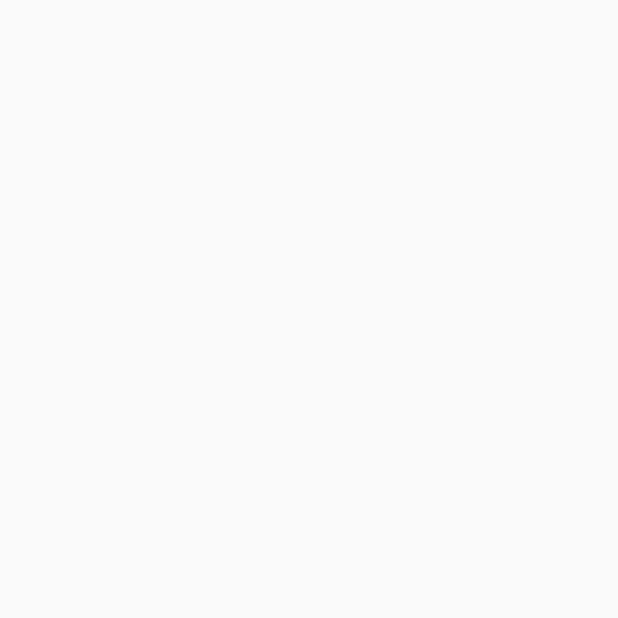
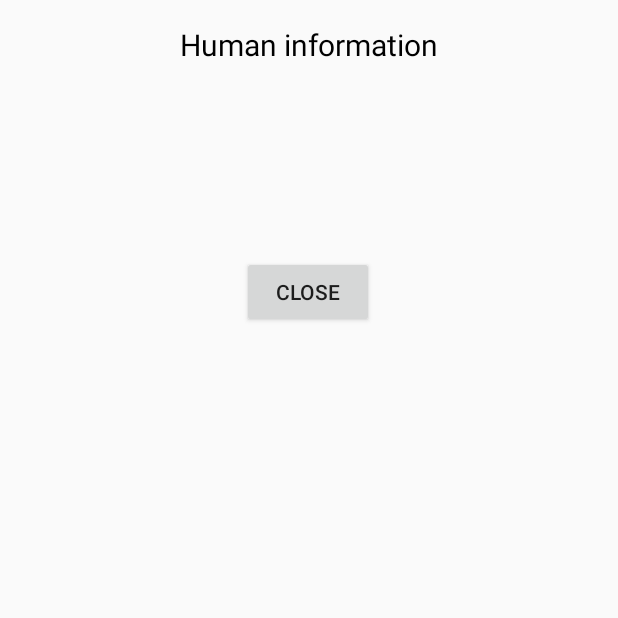
Before and after one commit to udenfox/SuperMegaApp, an Android app: the SecondActivity screen opened directly, with no data from a screen before it, on a phone screen of 412 x 824 dp, the top half of it. Before the commit the part shown is empty. Run offline under Robolectric (Android 15) with nearby library versions, the phone set to English and light mode, and no system bars; 1 statement that could not run was skipped.

Commit message:
Created second activity

```diff
--- a/app/src/main/java/com/example/android/supermegaapp/HumanContract.java
+++ b/app/src/main/java/com/example/android/supermegaapp/HumanContract.java
@@ -10,10 +10,12 @@ public interface HumanContract {
         boolean checkFields();
         void showMessage(String string);
         <T extends android.view.View> T findViewById(@IdRes int id);
+        void closeActivity();
     }
 
     interface Presenter {
         void createButtonWasClicked(Context context);
+        void closeButtonWasClicked();
     }
 
     interface Model {
--- a/app/src/main/java/com/example/android/supermegaapp/model/HumanModel.java
+++ b/app/src/main/java/com/example/android/supermegaapp/model/HumanModel.java
@@ -13,7 +13,7 @@ public class HumanModel implements HumanContract.Model {
 
     @Override
     public Intent createHuman(String name, String surname, Integer age) {
-        Log.d(TAG_HUMAN, "createHuman");
+        Log.d(TAG_HUMAN_MODEL, "createHuman");
         Human human = new Human(name, surname, age);
         Intent intent = new Intent(ACTION_SHOW_HUMAN_INFO);
         intent.putExtra(TAG_HUMAN, human);
--- a/app/src/main/java/com/example/android/supermegaapp/presenter/HumanPresenter.java
+++ b/app/src/main/java/com/example/android/supermegaapp/presenter/HumanPresenter.java
@@ -35,4 +35,9 @@ public class HumanPresenter implements HumanContract.Presenter {
             context.startActivity(intent);
         }
     }
+
+    @Override
+    public void closeButtonWasClicked() {
+        view.closeActivity();
+    }
 }
--- a/app/src/main/java/com/example/android/supermegaapp/view/FirstActivity.java
+++ b/app/src/main/java/com/example/android/supermegaapp/view/FirstActivity.java
@@ -63,4 +63,9 @@ public class FirstActivity extends AppCompatActivity implements HumanContract.Vi
     public void showMessage(String string) {
         Toast.makeText(this, "Empty " + string, Toast.LENGTH_SHORT).show();
     }
+
+    @Override
+    public void closeActivity() {
+        this.finish();
+    }
 }
--- a/app/src/main/java/com/example/android/supermegaapp/view/SecondActivity.java
+++ b/app/src/main/java/com/example/android/supermegaapp/view/SecondActivity.java
@@ -1,19 +1,63 @@
 package com.example.android.supermegaapp.view;
 
+import android.app.AlertDialog;
+import android.content.Intent;
+import android.os.TestLooperManager;
 import android.support.v7.app.AppCompatActivity;
 import android.os.Bundle;
 import android.util.Log;
+import android.widget.Button;
+import android.widget.EditText;
+import android.widget.TextView;
 
+import com.example.android.supermegaapp.HumanContract;
 import com.example.android.supermegaapp.R;
+import com.example.android.supermegaapp.entity.Human;
+import com.example.android.supermegaapp.presenter.HumanPresenter;
 
-public class SecondActivity extends AppCompatActivity {
+public class SecondActivity extends AppCompatActivity implements HumanContract.View {
 
     private final String SECOND_ACTIVITY = "SecondActivity";
+
+    private HumanContract.Presenter presenter;
+
+    TextView tvInfo;
+    Button btnClose;
 
     @Override
     protected void onCreate(Bundle savedInstanceState) {
         super.onCreate(savedInstanceState);
         setContentView(R.layout.activity_second);
+
+        presenter = new HumanPresenter(this);
+
+        initViews();
+
+        Intent intent = getIntent();
+        Human human = intent.getParcelableExtra("Human");
+        tvInfo.setText(human.getName() + " " + human.getSurname() + " " + human.getAge());
         Log.d(SECOND_ACTIVITY, "onCreate");
     }
+
+    @Override
+    public void initViews() {
+        tvInfo = findViewById(R.id.tvHumanInfo);
+        btnClose = findViewById(R.id.btnClose);
+        btnClose.setOnClickListener(v -> presenter.closeButtonWasClicked());
+    }
+
+    @Override
+    public boolean checkFields() {
+        return false;
+    }
+
+    @Override
+    public void showMessage(String string) {
+
+    }
+
+    @Override
+    public void closeActivity() {
+        this.finish();
+    }
 }
--- a/app/src/main/res/layout/activity_second.xml
+++ b/app/src/main/res/layout/activity_second.xml
@@ -6,4 +6,44 @@
     android:layout_height="match_parent"
     tools:context=".view.SecondActivity">
 
+    <TextView
+        android:id="@+id/tvInfoTitle"
+        style="@style/TextView"
+        android:layout_width="match_parent"
+        android:layout_height="wrap_content"
+        android:layout_marginStart="8dp"
+        android:layout_marginTop="16dp"
+        android:layout_marginEnd="8dp"
+        android:text="@string/info_title_text"
+        android:textAlignment="center"
+        app:layout_constraintEnd_toEndOf="parent"
+        app:layout_constraintHorizontal_bias="0.0"
+        app:layout_constraintStart_toStartOf="parent"
+        app:layout_constraintTop_toTopOf="parent" />
+
+    <TextView
+        android:id="@+id/tvHumanInfo"
+        style="@style/TextView"
+        android:layout_width="match_parent"
+        android:layout_height="wrap_content"
+        android:layout_marginStart="8dp"
+        android:layout_marginTop="40dp"
+        android:layout_marginEnd="8dp"
+        app:layout_constraintEnd_toEndOf="parent"
+        app:layout_constraintHorizontal_bias="0.0"
+        app:layout_constraintStart_toStartOf="parent"
+        app:layout_constraintTop_toBottomOf="@+id/tvInfoTitle" />
+
+    <Button
+        android:id="@+id/btnClose"
+        android:text="@string/close_button"
+        android:layout_width="wrap_content"
+        android:layout_height="wrap_content"
+        android:layout_marginStart="8dp"
+        android:layout_marginTop="60dp"
+        android:layout_marginEnd="8dp"
+        app:layout_constraintEnd_toEndOf="parent"
+        app:layout_constraintHorizontal_bias="0.498"
+        app:layout_constraintStart_toStartOf="parent"
+        app:layout_constraintTop_toBottomOf="@+id/tvHumanInfo" />
 </android.support.constraint.ConstraintLayout>
--- a/app/src/main/res/values/strings.xml
+++ b/app/src/main/res/values/strings.xml
@@ -5,6 +5,7 @@
     <string name="ok_button">Ok</string>
     <string name="close_button">Close</string>
     <string name="input_title_text">Enter information about the Human</string>
+    <string name="info_title_text">Human information</string>
     <string name="name_text">Name</string>
     <string name="surname_text">Surname</string>
     <string name="age_text">Age</string>
```
Also changed, not shown: app/src/main/res/layout-land/activity_first.xml (added, +122 -0 lines), app/src/main/res/layout/activity_first.xml (+11 -11 lines).
